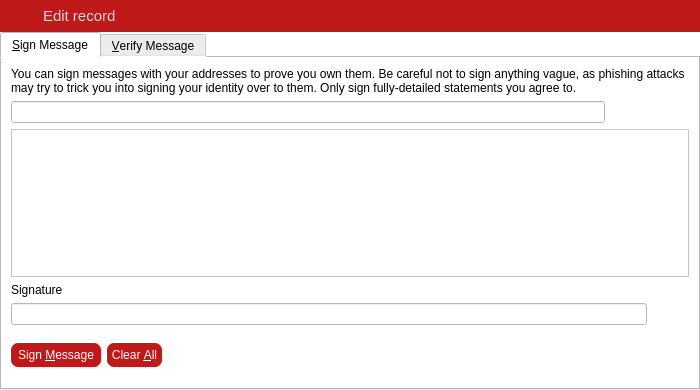
Before: the Qt Designer form src/qt/forms/signverifymessagedialog.ui in GlobalBoost/GlobalBoost-Y, drawn with Qt 5.
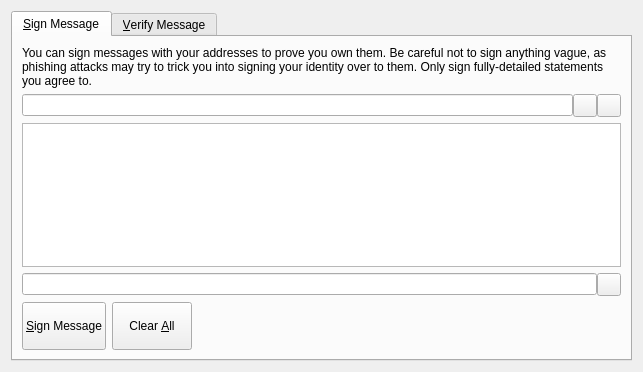
After: the same form once the commit is applied. Icons and pictures are not drawn. Custom widgets are drawn as their Qt base class.

What changed in the file:
```diff
--- a/src/qt/forms/signverifymessagedialog.ui
+++ b/src/qt/forms/signverifymessagedialog.ui
@@ -6,169 +6,19 @@
    <rect>
     <x>0</x>
     <y>0</y>
-    <width>700</width>
-    <height>390</height>
+    <width>643</width>
+    <height>372</height>
    </rect>
   </property>
-  <property name="maximumSize">
-   <size>
-    <width>16777215</width>
-    <height>390</height>
-   </size>
-  </property>
   <property name="windowTitle">
    <string>Signatures - Sign / Verify a Message</string>
   </property>
-  <property name="styleSheet">
-   <string notr="true">QLabel {
-	color: Black;
-}
-
-QDialog {
-	background-color: white;
-}</string>
-  </property>
   <property name="modal">
    <bool>true</bool>
   </property>
   <layout class="QVBoxLayout" name="verticalLayout">
-   <property name="spacing">
-    <number>0</number>
-   </property>
-   <property name="margin">
-    <number>0</number>
-   </property>
-   <item>
-    <widget class="QWidget" name="wHeader" native="true">
-     <property name="minimumSize">
-      <size>
-       <width>0</width>
-       <height>32</height>
-      </size>
-     </property>
-     <property name="maximumSize">
-      <size>
-       <width>16777215</width>
-       <height>32</height>
-      </size>
-     </property>
-     <property name="styleSheet">
-      <string notr="true">#wHeader {
-	background-color: #BF1919;
-}</string>
-     </property>
-     <property name="is_header" stdset="0">
-      <bool>true</bool>
-     </property>
-     <layout class="QHBoxLayout" name="horizontalLayout_19">
-      <property name="margin">
-       <number>0</number>
-      </property>
-      <item>
-       <spacer name="horizontalSpacer_26">
-        <property name="orientation">
-         <enum>Qt::Horizontal</enum>
-        </property>
-        <property name="sizeType">
-         <enum>QSizePolicy::Fixed</enum>
-        </property>
-        <property name="sizeHint" stdset="0">
-         <size>
-          <width>7</width>
-          <height>20</height>
-         </size>
-        </property>
-       </spacer>
-      </item>
-      <item>
-       <widget class="QLabel" name="label_33">
-        <property name="sizePolicy">
-         <sizepolicy hsizetype="Preferred" vsizetype="Preferred">
-          <horstretch>0</horstretch>
-          <verstretch>0</verstretch>
-         </sizepolicy>
-        </property>
-        <property name="minimumSize">
-         <size>
-          <width>30</width>
-          <height>30</height>
-         </size>
-        </property>
-        <property name="maximumSize">
-         <size>
-          <width>30</width>
-          <height>30</height>
-         </size>
-        </property>
-        <property name="text">
-         <string/>
-        </property>
-        <property name="pixmap">
-         <pixmap resource="../res.qrc">:/res/edit_record_icon.png</pixmap>
-        </property>
-       </widget>
-      </item>
-      <item>
-       <widget class="QLabel" name="lbTitle">
-        <property name="font">
-         <font>
-          <pointsize>11</pointsize>
-          <stylestrategy>PreferAntialias</stylestrategy>
-         </font>
-        </property>
-        <property name="styleSheet">
-         <string notr="true">QLabel {
-	color: #D9D9D9;
-}</string>
-        </property>
-        <property name="text">
-         <string>Edit record</string>
-        </property>
-       </widget>
-      </item>
-      <item>
-       <widget class="QPushButton" name="bClose">
-        <property name="minimumSize">
-         <size>
-          <width>30</width>
-          <height>30</height>
-         </size>
-        </property>
-        <property name="maximumSize">
-         <size>
-          <width>30</width>
-          <height>30</height>
-         </size>
-        </property>
-        <property name="styleSheet">
-         <string notr="true">QPushButton {	
-	image: url(:/res/close_normal.png);
-	border: 0px solid gray;
-}
-QPushButton:pressed:flat {
-	image: url(:/res/close_normal.png);
-}
-
-QPushButton:hover {
-	image: url(:/res/close_hover.png);
-}</string>
-        </property>
-        <property name="text">
-         <string notr="true"/>
-        </property>
-        <property name="flat">
-         <bool>true</bool>
-        </property>
-       </widget>
-      </item>
-     </layout>
-    </widget>
-   </item>
    <item>
     <widget class="QTabWidget" name="tabWidget">
-     <property name="styleSheet">
-      <string notr="true">background-color: rgb(255, 255, 255);</string>
-     </property>
      <property name="currentIndex">
       <number>0</number>
      </property>
@@ -206,25 +56,10 @@
           </widget>
          </item>
          <item>
-          <widget class="QPushButton" name="addressBookButton_SM">
+          <widget class="QToolButton" name="addressBookButton_SM">
            <property name="toolTip">
             <string>Choose an address from the address book</string>
            </property>
-           <property name="styleSheet">
-            <string notr="true">QPushButton {
-	text-align:left;
-	border: 0px solid gray;
-	padding: 3px 5px 3px 5px;
-}
-
-QPushButton:pressed:flat {
-	background-color: #D9D9D9;
-}
-
-QPushButton:hover {
-	background-color: #D9D9D9;
-}</string>
-           </property>
            <property name="text">
             <string/>
            </property>
@@ -235,31 +70,13 @@
            <property name="shortcut">
             <string>Alt+A</string>
            </property>
-           <property name="autoDefault">
-            <bool>false</bool>
-           </property>
           </widget>
          </item>
          <item>
-          <widget class="QPushButton" name="pasteButton_SM">
+          <widget class="QToolButton" name="pasteButton_SM">
            <property name="toolTip">
             <string>Paste address from clipboard</string>
            </property>
-           <property name="styleSheet">
-            <string notr="true">QPushButton {
-	text-align:left;
-	border: 0px solid gray;
-	padding: 3px 5px 3px 5px;
-}
-
-QPushButton:pressed:flat {
-	background-color: #D9D9D9;
-}
-
-QPushButton:hover {
-	background-color: #D9D9D9;
-}</string>
-           </property>
            <property name="text">
             <string/>
            </property>
@@ -270,9 +87,6 @@
            <property name="shortcut">
             <string>Alt+P</string>
            </property>
-           <property name="autoDefault">
-            <bool>false</bool>
-           </property>
           </widget>
          </item>
         </layout>
@@ -284,16 +98,6 @@
          </property>
         </widget>
        </item>
-       <item>
-        <widget class="QLabel" name="signatureLabel_SM">
-         <property name="text">
-          <string>Signature</string>
-         </property>
-         <property name="textFormat">
-          <enum>Qt::PlainText</enum>
-         </property>
-        </widget>
-       </item>
        <item>
         <layout class="QHBoxLayout" name="horizontalLayout_2_SM">
          <property name="spacing">
@@ -312,34 +116,16 @@
           </widget>
          </item>
          <item>
-          <widget class="QPushButton" name="copySignatureButton_SM">
+          <widget class="QToolButton" name="copySignatureButton_SM">
            <property name="toolTip">
             <string>Copy the current signature to the system clipboard</string>
            </property>
-           <property name="styleSheet">
-            <string notr="true">QPushButton {
-	text-align:left;
-	border: 0px solid gray;
-	padding: 3px 5px 3px 5px;
-}
-
-QPushButton:pressed:flat {
-	background-color: #D9D9D9;
-}
-
-QPushButton:hover {
-	background-color: #D9D9D9;
-}</string>
-           </property>
            <property name="text">
             <string/>
            </property>
            <property name="icon">
-            <iconset resource="../bitcoin.qrc">
-             <normaloff>:/icons/editcopy</normaloff>:/icons/editcopy</iconset>
-           </property>
-           <property name="autoDefault">
-            <bool>false</bool>
+            <iconset resource="../themes.qrc">
+             <normaloff>:/default/res/themes/default/icons/light/copy.png</normaloff>:/default/res/themes/default/icons/light/copy.png</iconset>
            </property>
           </widget>
          </item>
@@ -349,41 +135,17 @@
         <layout class="QHBoxLayout" name="horizontalLayout_3_SM">
          <item>
           <widget class="QPushButton" name="signMessageButton_SM">
+           <property name="sizePolicy">
+            <sizepolicy hsizetype="Preferred" vsizetype="Minimum">
+             <horstretch>0</horstretch>
+             <verstretch>0</verstretch>
+            </sizepolicy>
+           </property>
            <property name="toolTip">
-            <string>Sign the message to prove you own this GlobalBoost Address</string>
-           </property>
-           <property name="styleSheet">
-            <string notr="true">QPushButton {
- color: white;
- background-color: #BF1919;
- border-width: 0px;
- border-color: #339;
- border-style: solid;
- border-radius: 7;
- padding: 3px;
- font-size: 12px;
- padding-left: 5px;
- padding-right: 5px;
- min-width: 80px;
- max-width:150px;
- min-height: 18px;
- max-height: 18px;
-}
-
-QPushButton:!enabled {
-	background-color: #769597;
-}
-
-QPushButton:hover {
-	background-color: #990000;
-}
-
-QPushButton:pressed:flat {
-	background-color: #00a99d;
-}</string>
+            <string>Sign the message to prove you own this Globalboost address</string>
            </property>
            <property name="text">
-            <string>Sign &amp;Message</string>
+            <string>&amp;Sign Message</string>
            </property>
            <property name="icon">
             <iconset resource="../res.qrc">
@@ -396,39 +158,15 @@
          </item>
          <item>
           <widget class="QPushButton" name="clearButton_SM">
+           <property name="sizePolicy">
+            <sizepolicy hsizetype="Preferred" vsizetype="Minimum">
+             <horstretch>0</horstretch>
+             <verstretch>0</verstretch>
+            </sizepolicy>
+           </property>
            <property name="toolTip">
             <string>Reset all sign message fields</string>
            </property>
-           <property name="styleSheet">
-            <string notr="true">QPushButton {
- color: white;
- background-color: #BF1919;
- border-width: 0px;
- border-color: #339;
- border-style: solid;
- border-radius: 7;
- padding: 3px;
- font-size: 12px;
- padding-left: 5px;
- padding-right: 5px;
- min-width: 0px;
- max-width:150px;
- min-height: 18px;
- max-height: 18px;
-}
-
-QPushButton:!enabled {
-	background-color: #769597;
-}
-
-QPushButton:hover {
-	background-color: #990000;
-}
-
-QPushButton:pressed:flat {
-	background-color: #00a99d;
-}</string>
-           </property>
            <property name="text">
             <string>Clear &amp;All</string>
            </property>
@@ -470,19 +208,6 @@
            </property>
           </widget>
          </item>
-         <item>
-          <spacer name="horizontalSpacer_2_SM">
-           <property name="orientation">
-            <enum>Qt::Horizontal</enum>
-           </property>
-           <property name="sizeHint" stdset="0">
-            <size>
-             <width>40</width>
-             <height>48</height>
-            </size>
-           </property>
-          </spacer>
-         </item>
         </layout>
        </item>
       </layout>
```
Left out of the diff: 154 changed lines with no effect on the pictures.
